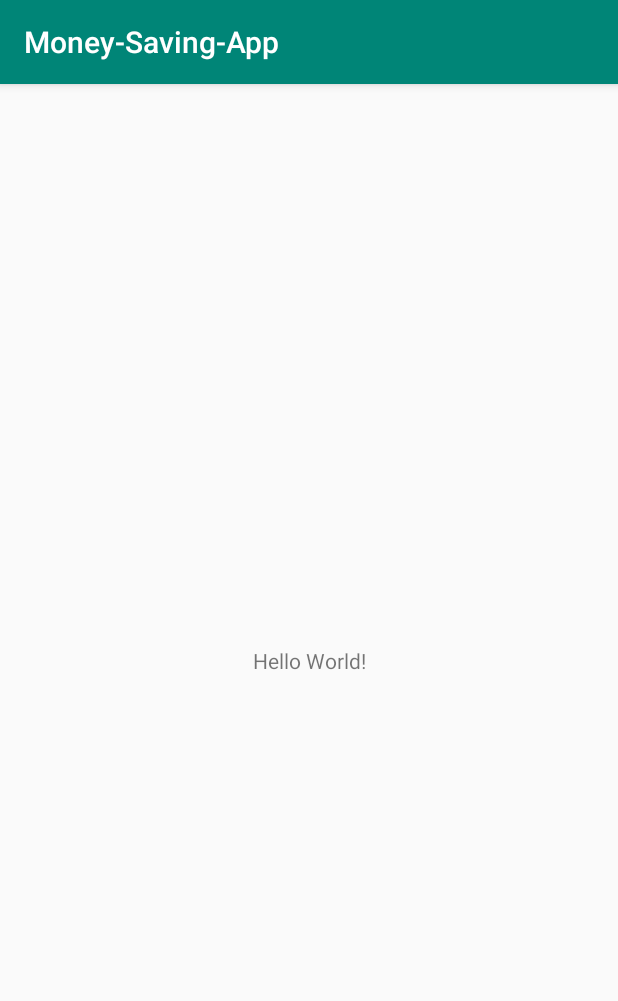
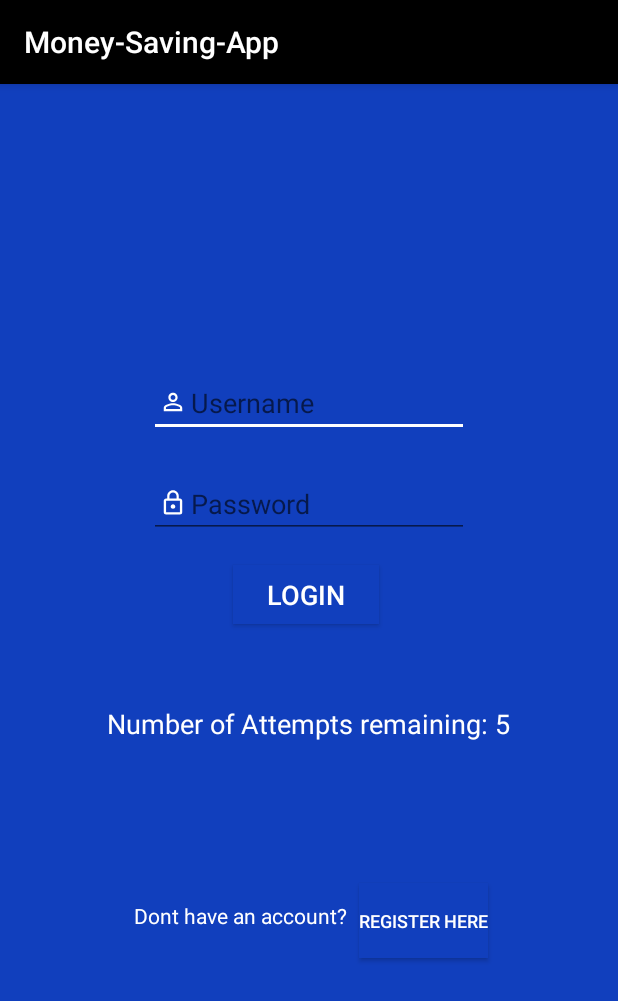
Before and after one commit to xmas83/Money-Saving-App, an Android app: the screen it shows after launch (MainActivity before the commit, LoginActivity after it), on a phone screen of 412 x 824 dp. Shown: the top 1001 px of the screen. Run offline under Robolectric (Android 15) with nearby library versions, the phone set to English and light mode, and no system bars.

Commit message:
LoginPage

```diff
--- a/app/src/main/AndroidManifest.xml
+++ b/app/src/main/AndroidManifest.xml
@@ -9,6 +9,8 @@
         android:roundIcon="@mipmap/ic_launcher_round"
         android:supportsRtl="true"
         android:theme="@style/AppTheme">
+        <activity android:name=".HomePageActivity"></activity>
+        <activity android:name=".LoginActivity" />
         <activity android:name=".MainActivity">
             <intent-filter>
                 <action android:name="android.intent.action.MAIN" />
--- /dev/null
+++ b/app/src/main/java/com/moneysaving/app/HomePageActivity.java
@@ -0,0 +1,13 @@
+package com.moneysaving.app;
+
+import android.support.v7.app.AppCompatActivity;
+import android.os.Bundle;
+
+public class HomePageActivity extends AppCompatActivity {
+
+    @Override
+    protected void onCreate(Bundle savedInstanceState) {
+        super.onCreate(savedInstanceState);
+        setContentView(R.layout.activity_home_page);
+    }
+}
--- /dev/null
+++ b/app/src/main/java/com/moneysaving/app/LoginActivity.java
@@ -0,0 +1,65 @@
+package com.moneysaving.app;
+
+import android.content.Intent;
+import android.support.v7.app.AppCompatActivity;
+import android.os.Bundle;
+import android.view.View;
+import android.widget.Button;
+import android.widget.EditText;
+import android.widget.TextView;
+
+public class LoginActivity extends AppCompatActivity {
+
+    private EditText Username;
+    private EditText Password;
+    private TextView Attempts;
+    private Button Login;
+    private TextView Error;
+    private TextView DontHaveAccount;
+    private Button RegisterHere;
+    private int counter = 5;
+
+    @Override
+    protected void onCreate(Bundle savedInstanceState) {
+        super.onCreate(savedInstanceState);
+        setContentView(R.layout.activity_login);
+
+        Username = (EditText)findViewById(R.id.usernameInput);
+        Password = (EditText)findViewById(R.id.passwordInput);
+        Attempts =(TextView)findViewById(R.id.showAttempts);
+        Login =(Button)findViewById(R.id.loginBtn);
+        Error = (TextView)findViewById(R.id.errorMsg);
+        DontHaveAccount = (TextView)findViewById(R.id.accountText);
+        RegisterHere = (Button)findViewById(R.id.registerHere);
+
+
+
+        Attempts.setText("Number of Attempts remaining: 5");
+
+        Login.setOnClickListener(new View.OnClickListener() {
+            @Override
+            public void onClick(View view) {
+                validate(Username.getText().toString(), Password.getText().toString());
+            }
+        });
+
+    }
+    private void validate (String userName, String userPassword) {
+        if ((userName.equals("Admin")) && (userPassword.equals("12345"))) {
+            Intent intent = new Intent(LoginActivity.this, HomePageActivity.class);
+            startActivity(intent);
+
+        } else {
+            counter--;
+
+            Attempts.setText("Number of attempts remaining: " + String.valueOf(counter));
+
+            Error.setText("Wrong username or password, try again");
+
+
+            if (counter == 0) {
+                Login.setEnabled(false);
+            }
+        }
+    }
+}
--- a/app/src/main/java/com/moneysaving/app/MainActivity.java
+++ b/app/src/main/java/com/moneysaving/app/MainActivity.java
@@ -1,5 +1,6 @@
 package com.moneysaving.app;
 
+import android.content.Intent;
 import android.support.v7.app.AppCompatActivity;
 import android.os.Bundle;
 
@@ -10,6 +11,7 @@
         super.onCreate(savedInstanceState);
         setContentView(R.layout.activity_main);
 
-        System.out.println("Test");
+        Intent intent = new Intent(MainActivity.this, LoginActivity.class);
+        startActivity(intent);
     }
 }
--- /dev/null
+++ b/app/src/main/res/drawable-anydpi/ic_action_lock.xml
@@ -0,0 +1,13 @@
+<vector xmlns:android="http://schemas.android.com/apk/res/android"
+    android:width="24dp"
+    android:height="24dp"
+    android:viewportWidth="31.2"
+    android:viewportHeight="31.2"
+    android:tint="#FFFFFF">
+  <group android:translateX="3.6"
+      android:translateY="3.6">
+      <path
+          android:fillColor="#FF000000"
+          android:pathData="M12,17c1.1,0 2,-0.9 2,-2s-0.9,-2 -2,-2 -2,0.9 -2,2 0.9,2 2,2zM18,8h-1L17,6c0,-2.76 -2.24,-5 -5,-5S7,3.24 7,6v2L6,8c-1.1,0 -2,0.9 -2,2v10c0,1.1 0.9,2 2,2h12c1.1,0 2,-0.9 2,-2L20,10c0,-1.1 -0.9,-2 -2,-2zM8.9,6c0,-1.71 1.39,-3.1 3.1,-3.1s3.1,1.39 3.1,3.1v2L8.9,8L8.9,6zM18,20L6,20L6,10h12v10z"/>
+  </group>
+</vector>
--- /dev/null
+++ b/app/src/main/res/drawable-anydpi/ic_action_person.xml
@@ -0,0 +1,13 @@
+<vector xmlns:android="http://schemas.android.com/apk/res/android"
+    android:width="24dp"
+    android:height="24dp"
+    android:viewportWidth="31.2"
+    android:viewportHeight="31.2"
+    android:tint="#FFFFFF">
+  <group android:translateX="3.6"
+      android:translateY="3.6">
+      <path
+          android:fillColor="#FF000000"
+          android:pathData="M12,5.9c1.16,0 2.1,0.94 2.1,2.1s-0.94,2.1 -2.1,2.1S9.9,9.16 9.9,8s0.94,-2.1 2.1,-2.1m0,9c2.97,0 6.1,1.46 6.1,2.1v1.1L5.9,18.1L5.9,17c0,-0.64 3.13,-2.1 6.1,-2.1M12,4C9.79,4 8,5.79 8,8s1.79,4 4,4 4,-1.79 4,-4 -1.79,-4 -4,-4zM12,13c-2.67,0 -8,1.34 -8,4v3h16v-3c0,-2.66 -5.33,-4 -8,-4z"/>
+  </group>
+</vector>
--- /dev/null
+++ b/app/src/main/res/layout/activity_home_page.xml
@@ -0,0 +1,28 @@
+<?xml version="1.0" encoding="utf-8"?>
+<android.support.constraint.ConstraintLayout xmlns:android="http://schemas.android.com/apk/res/android"
+    xmlns:app="http://schemas.android.com/apk/res-auto"
+    xmlns:tools="http://schemas.android.com/tools"
+    android:layout_width="match_parent"
+    android:layout_height="match_parent"
+    android:background="@color/colorPrimaryDark"
+    tools:context=".HomePageActivity">
+
+    <TextView
+        android:id="@+id/textView"
+        android:layout_width="96dp"
+        android:layout_height="67dp"
+        android:layout_marginStart="8dp"
+        android:layout_marginLeft="8dp"
+        android:layout_marginTop="8dp"
+        android:layout_marginEnd="8dp"
+        android:layout_marginRight="8dp"
+        android:layout_marginBottom="8dp"
+        android:text="Home Page"
+        android:textColor="@color/colorAccent"
+        android:textSize="18sp"
+        app:layout_constraintBottom_toBottomOf="parent"
+        app:layout_constraintEnd_toEndOf="parent"
+        app:layout_constraintStart_toStartOf="parent"
+        app:layout_constraintTop_toTopOf="parent"
+        app:layout_constraintVertical_bias="0.367" />
+</android.support.constraint.ConstraintLayout>
--- /dev/null
+++ b/app/src/main/res/layout/activity_login.xml
@@ -0,0 +1,147 @@
+<?xml version="1.0" encoding="utf-8"?>
+<android.support.constraint.ConstraintLayout xmlns:android="http://schemas.android.com/apk/res/android"
+    xmlns:app="http://schemas.android.com/apk/res-auto"
+    xmlns:tools="http://schemas.android.com/tools"
+    android:id="@+id/Background"
+    android:layout_width="match_parent"
+    android:layout_height="match_parent"
+    android:background="@color/colorPrimaryDark"
+    tools:context=".LoginActivity">
+
+    <EditText
+        android:id="@+id/usernameInput"
+        android:layout_width="wrap_content"
+        android:layout_height="wrap_content"
+        android:layout_marginStart="8dp"
+        android:layout_marginLeft="8dp"
+        android:layout_marginTop="8dp"
+        android:layout_marginEnd="8dp"
+        android:layout_marginRight="8dp"
+        android:layout_marginBottom="8dp"
+        android:drawableLeft="@drawable/ic_action_person"
+        android:ems="10"
+        android:hint="Username"
+        android:inputType="textPersonName"
+        android:textColor="@color/colorAccent"
+        app:layout_constraintBottom_toBottomOf="parent"
+        app:layout_constraintEnd_toEndOf="parent"
+        app:layout_constraintStart_toStartOf="parent"
+        app:layout_constraintTop_toTopOf="parent"
+        app:layout_constraintVertical_bias="0.258" />
+
+    <EditText
+        android:id="@+id/passwordInput"
+        android:layout_width="wrap_content"
+        android:layout_height="wrap_content"
+        android:layout_marginStart="8dp"
+        android:layout_marginLeft="8dp"
+        android:layout_marginTop="8dp"
+        android:layout_marginEnd="8dp"
+        android:layout_marginRight="8dp"
+        android:layout_marginBottom="8dp"
+        android:drawableLeft="@drawable/ic_action_lock"
+        android:ems="10"
+        android:hint="Password"
+        android:inputType="textPassword"
+        android:textColor="@color/colorAccent"
+        app:layout_constraintBottom_toBottomOf="parent"
+        app:layout_constraintEnd_toEndOf="parent"
+        app:layout_constraintStart_toStartOf="parent"
+        app:layout_constraintTop_toBottomOf="@+id/usernameInput"
+        app:layout_constraintVertical_bias="0.029" />
+
+    <Button
+        android:id="@+id/loginBtn"
+        android:layout_width="97dp"
+        android:layout_height="39dp"
+        android:layout_marginStart="155dp"
+        android:layout_marginLeft="155dp"
+        android:layout_marginTop="18dp"
+        android:layout_marginEnd="159dp"
+        android:layout_marginRight="159dp"
+        android:background="@color/colorPrimaryDark"
+        android:text="Login"
+        android:textColor="@color/colorAccent"
+        android:textSize="18sp"
+        app:layout_constraintEnd_toEndOf="parent"
+        app:layout_constraintStart_toStartOf="parent"
+        app:layout_constraintTop_toBottomOf="@+id/passwordInput" />
+
+    <TextView
+        android:id="@+id/showAttempts"
+        android:layout_width="wrap_content"
+        android:layout_height="wrap_content"
+        android:layout_marginStart="8dp"
+        android:layout_marginLeft="8dp"
+        android:layout_marginTop="8dp"
+        android:layout_marginEnd="8dp"
+        android:layout_marginRight="8dp"
+        android:layout_marginBottom="8dp"
+        android:text="Number of attempts remaining: "
+        android:textColor="@color/colorAccent"
+        android:textSize="18sp"
+        app:layout_constraintBottom_toBottomOf="parent"
+        app:layout_constraintEnd_toEndOf="parent"
+        app:layout_constraintHorizontal_bias="0.497"
+        app:layout_constraintStart_toStartOf="parent"
+        app:layout_constraintTop_toBottomOf="@+id/loginBtn"
+        app:layout_constraintVertical_bias="0.125" />
+
+    <TextView
+        android:id="@+id/errorMsg"
+        android:layout_width="wrap_content"
+        android:layout_height="wrap_content"
+        android:layout_marginStart="8dp"
+        android:layout_marginLeft="8dp"
+        android:layout_marginTop="8dp"
+        android:layout_marginEnd="8dp"
+        android:layout_marginRight="8dp"
+        android:layout_marginBottom="8dp"
+        android:textColor="@color/colorAccent"
+        android:textSize="18sp"
+        app:layout_constraintBottom_toTopOf="@+id/showAttempts"
+        app:layout_constraintEnd_toEndOf="parent"
+        app:layout_constraintStart_toStartOf="parent"
+        app:layout_constraintTop_toBottomOf="@+id/loginBtn" />
+
+    <TextView
+        android:id="@+id/accountText"
+        android:layout_width="wrap_content"
+        android:layout_height="19dp"
+        android:layout_marginStart="8dp"
+        android:layout_marginLeft="8dp"
+        android:layout_marginTop="8dp"
+        android:layout_marginEnd="8dp"
+        android:layout_marginRight="8dp"
+        android:layout_marginBottom="8dp"
+        android:text="Dont have an account?"
+        android:textColor="@color/colorAccent"
+        app:layout_constraintBottom_toBottomOf="parent"
+        app:layout_constraintEnd_toEndOf="parent"
+        app:layout_constraintHorizontal_bias="0.32"
+        app:layout_constraintStart_toStartOf="parent"
+        app:layout_constraintTop_toBottomOf="@+id/showAttempts"
+        app:layout_constraintVertical_bias="0.334" />
+
+    <Button
+        android:id="@+id/registerHere"
+        android:layout_width="86dp"
+        android:layout_height="50dp"
+        android:layout_marginStart="8dp"
+        android:layout_marginLeft="8dp"
+        android:layout_marginTop="8dp"
+        android:layout_marginEnd="8dp"
+        android:layout_marginRight="8dp"
+        android:layout_marginBottom="8dp"
+        android:background="@color/colorPrimaryDark"
+        android:text="Register here"
+        android:textColor="@color/colorAccent"
+        android:textSize="12sp"
+        app:layout_constraintBottom_toBottomOf="parent"
+        app:layout_constraintEnd_toEndOf="parent"
+        app:layout_constraintHorizontal_bias="0.0"
+        app:layout_constraintStart_toEndOf="@+id/accountText"
+        app:layout_constraintTop_toBottomOf="@+id/showAttempts"
+        app:layout_constraintVertical_bias="0.327" />
+
+</android.support.constraint.ConstraintLayout>
--- a/app/src/main/res/values/colors.xml
+++ b/app/src/main/res/values/colors.xml
@@ -1,6 +1,6 @@
 <?xml version="1.0" encoding="utf-8"?>
 <resources>
-    <color name="colorPrimary">#008577</color>
-    <color name="colorPrimaryDark">#00574B</color>
-    <color name="colorAccent">#D81B60</color>
+    <color name="colorPrimary">#000000</color>
+    <color name="colorPrimaryDark">#113FBD</color>
+    <color name="colorAccent">#FFFFFF</color>
 </resources>
```
Also changed, not shown: app/src/main/res/drawable-hdpi/ic_action_lock.png (added), app/src/main/res/drawable-hdpi/ic_action_person.png (added), app/src/main/res/drawable-mdpi/ic_action_lock.png (added), app/src/main/res/drawable-mdpi/ic_action_person.png (added), app/src/main/res/drawable-xhdpi/ic_action_lock.png (added), app/src/main/res/drawable-xhdpi/ic_action_person.png (added), app/src/main/res/drawable-xxhdpi/ic_action_lock.png (added), app/src/main/res/drawable-xxhdpi/ic_action_person.png (added).
